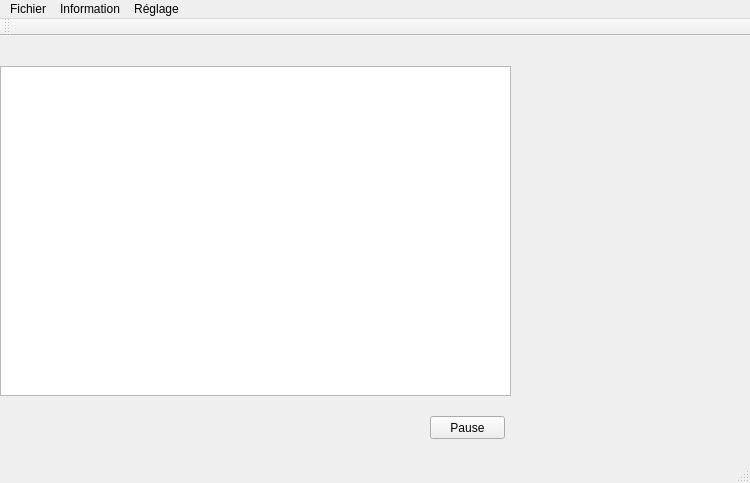
First picture: the form in test2/mainwindow.ui, repository bigflower123/PFE, before the edit.
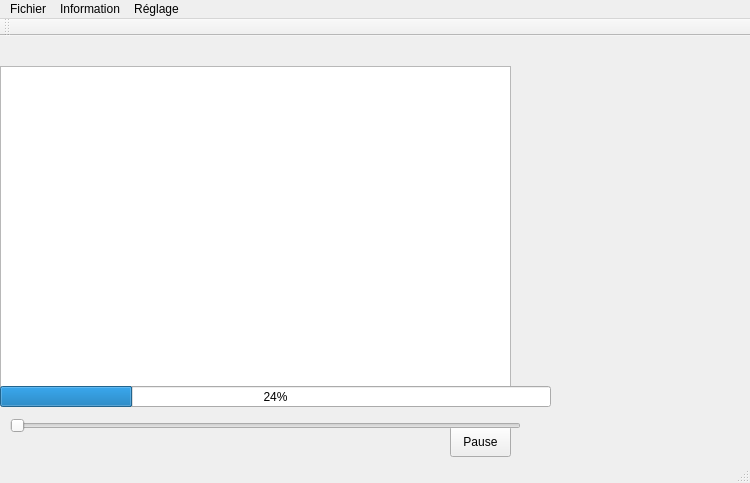
Second picture: the form after the edit.

Diff of the .ui file:
```diff
--- a/test2/mainwindow.ui
+++ b/test2/mainwindow.ui
@@ -27,16 +27,42 @@
    <widget class="QPushButton" name="pauseBtn">
     <property name="geometry">
      <rect>
-      <x>430</x>
-      <y>380</y>
-      <width>75</width>
-      <height>23</height>
+      <x>450</x>
+      <y>390</y>
+      <width>61</width>
+      <height>31</height>
      </rect>
     </property>
     <property name="text">
      <string>Pause</string>
     </property>
    </widget>
+   <widget class="QProgressBar" name="progressBar">
+    <property name="geometry">
+     <rect>
+      <x>0</x>
+      <y>350</y>
+      <width>551</width>
+      <height>21</height>
+     </rect>
+    </property>
+    <property name="value">
+     <number>24</number>
+    </property>
+   </widget>
+   <widget class="QSlider" name="videoSlider">
+    <property name="geometry">
+     <rect>
+      <x>10</x>
+      <y>380</y>
+      <width>511</width>
+      <height>19</height>
+     </rect>
+    </property>
+    <property name="orientation">
+     <enum>Qt::Horizontal</enum>
+    </property>
+   </widget>
   </widget>
   <widget class="QMenuBar" name="menuBar">
    <property name="geometry">
```
